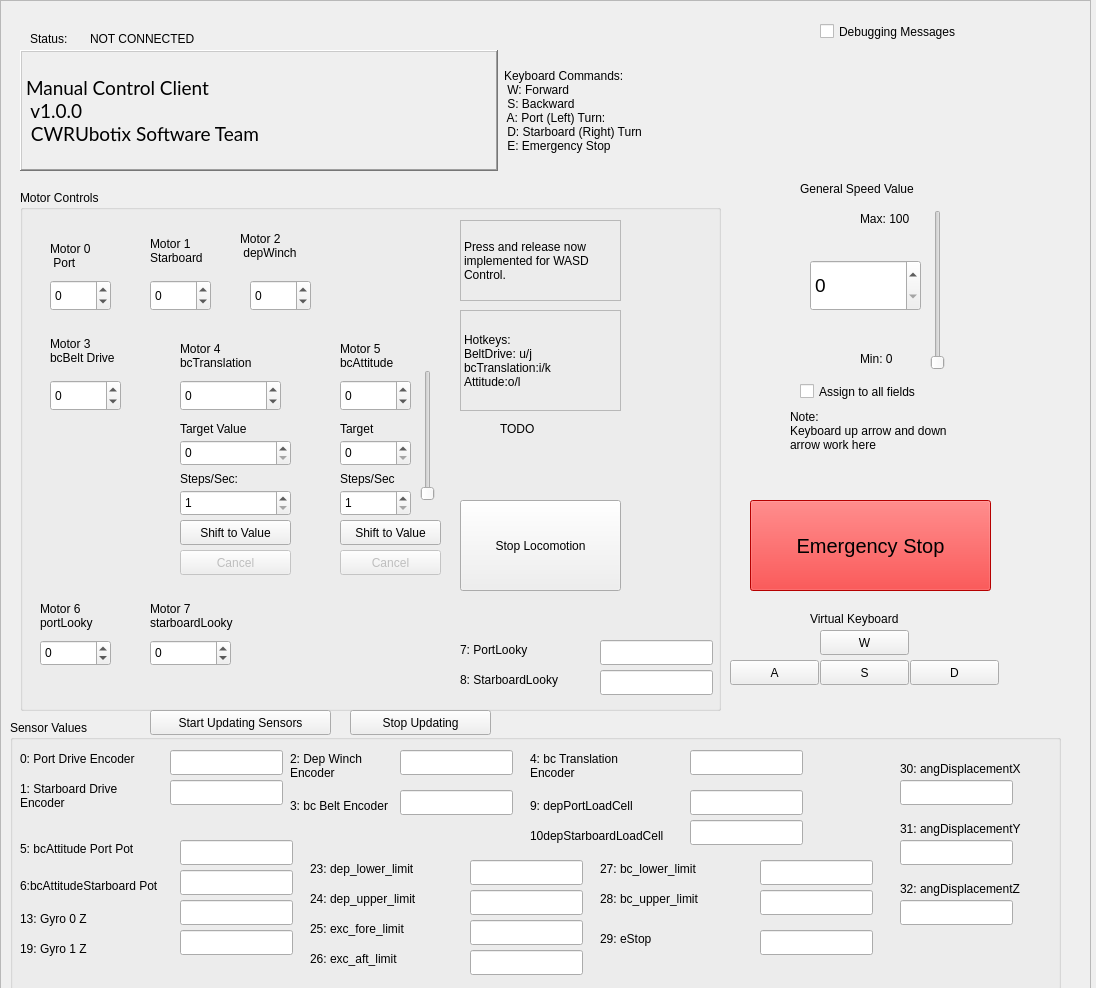
Above: client/resource/MyPlugin.ui from CWRUbotix/NASA-RMC-2020 before the change. Below: the same form after it.
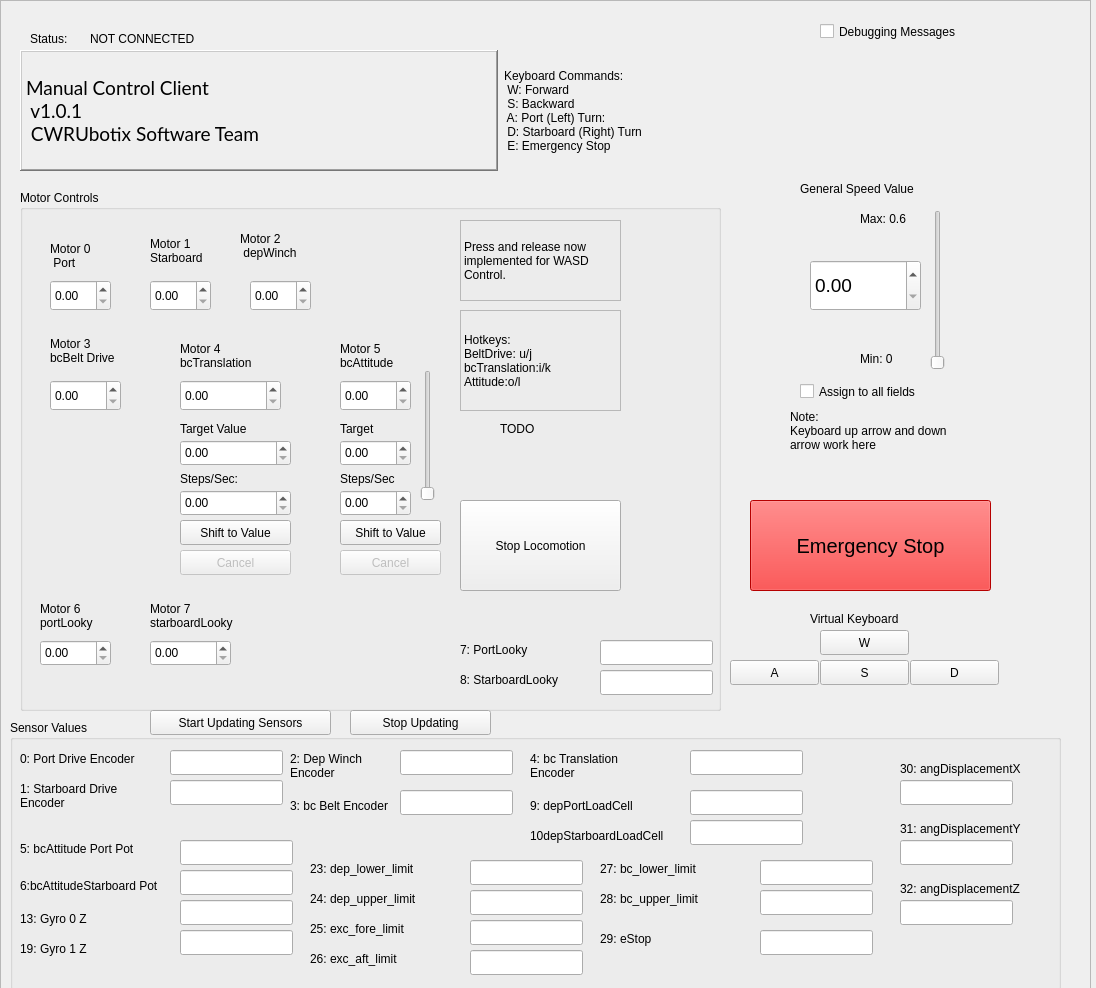
That is the form after the change.

The edit to the form file:
```diff
--- a/client/resource/MyPlugin.ui
+++ b/client/resource/MyPlugin.ui
@@ -53,7 +53,7 @@
       </property>
       <property name="text">
        <string>Manual Control Client 
- v1.0.0 
+ v1.0.1
  CWRUbotix Software Team</string>
       </property>
      </widget>
@@ -290,7 +290,7 @@
     </rect>
    </property>
    <property name="text">
-    <string>Max: 100</string>
+    <string>Max: 0.6</string>
    </property>
   </widget>
   <widget class="QLabel" name="label_vertical_min">
@@ -306,7 +306,7 @@
     <string>Min: 0</string>
    </property>
   </widget>
-  <widget class="QSpinBox" name="motor0_spinbox">
+  <widget class="QDoubleSpinBox" name="motor0_spinbox">
    <property name="geometry">
     <rect>
      <x>50</x>
@@ -318,14 +318,8 @@
    <property name="focusPolicy">
     <enum>Qt::ClickFocus</enum>
    </property>
-   <property name="minimum">
-    <number>-130</number>
-   </property>
-   <property name="maximum">
-    <number>130</number>
-   </property>
   </widget>
-  <widget class="QSpinBox" name="motor1_spinbox">
+  <widget class="QDoubleSpinBox" name="motor1_spinbox">
    <property name="geometry">
     <rect>
      <x>150</x>
@@ -337,14 +331,8 @@
    <property name="focusPolicy">
     <enum>Qt::ClickFocus</enum>
    </property>
-   <property name="minimum">
-    <number>-130</number>
-   </property>
-   <property name="maximum">
-    <number>130</number>
-   </property>
   </widget>
-  <widget class="QSpinBox" name="motor2_spinbox">
+  <widget class="QDoubleSpinBox" name="motor2_spinbox">
    <property name="geometry">
     <rect>
      <x>250</x>
@@ -356,14 +344,8 @@
    <property name="focusPolicy">
     <enum>Qt::ClickFocus</enum>
    </property>
-   <property name="minimum">
-    <number>-100</number>
-   </property>
-   <property name="maximum">
-    <number>100</number>
-   </property>
   </widget>
-  <widget class="QSpinBox" name="motor3_spinbox">
+  <widget class="QDoubleSpinBox" name="motor3_spinbox">
    <property name="geometry">
     <rect>
      <x>50</x>
@@ -375,12 +357,6 @@
    <property name="focusPolicy">
     <enum>Qt::ClickFocus</enum>
    </property>
-   <property name="minimum">
-    <number>-100</number>
-   </property>
-   <property name="maximum">
-    <number>200</number>
-   </property>
   </widget>
   <widget class="QLabel" name="label_5">
    <property name="geometry">
@@ -541,7 +517,7 @@
     <string>General Speed Value</string>
    </property>
   </widget>
-  <widget class="QSpinBox" name="general_speed_spinbox">
+  <widget class="QDoubleSpinBox" name="general_speed_spinbox">
    <property name="geometry">
     <rect>
      <x>810</x>
@@ -558,12 +534,6 @@
    <property name="focusPolicy">
     <enum>Qt::ClickFocus</enum>
    </property>
-   <property name="minimum">
-    <number>0</number>
-   </property>
-   <property name="maximum">
-    <number>100</number>
-   </property>
   </widget>
   <widget class="QLabel" name="label_12">
    <property name="geometry">
@@ -579,7 +549,7 @@
 bcTranslation</string>
    </property>
   </widget>
-  <widget class="QSpinBox" name="motor4_spinbox">
+  <widget class="QDoubleSpinBox" name="motor4_spinbox">
    <property name="geometry">
     <rect>
      <x>180</x>
@@ -591,12 +561,6 @@
    <property name="focusPolicy">
     <enum>Qt::ClickFocus</enum>
    </property>
-   <property name="minimum">
-    <number>-999</number>
-   </property>
-   <property name="maximum">
-    <number>1000</number>
-   </property>
    <property name="singleStep">
     <number>1</number>
    </property>
@@ -615,7 +579,7 @@
 bcAttitude</string>
    </property>
   </widget>
-  <widget class="QSpinBox" name="motor5_spinbox">
+  <widget class="QDoubleSpinBox" name="motor5_spinbox">
    <property name="geometry">
     <rect>
      <x>340</x>
@@ -627,12 +591,6 @@
    <property name="focusPolicy">
     <enum>Qt::ClickFocus</enum>
    </property>
-   <property name="minimum">
-    <number>-10</number>
-   </property>
-   <property name="maximum">
-    <number>140</number>
-   </property>
   </widget>
   <widget class="QLabel" name="label_14">
    <property name="geometry">
@@ -695,7 +653,7 @@
 starboardLooky</string>
    </property>
   </widget>
-  <widget class="QSpinBox" name="motor6_spinbox">
+  <widget class="QDoubleSpinBox" name="motor6_spinbox">
    <property name="geometry">
     <rect>
      <x>40</x>
@@ -704,14 +662,8 @@
      <height>26</height>
     </rect>
    </property>
-   <property name="minimum">
-    <number>-150</number>
-   </property>
-   <property name="maximum">
-    <number>150</number>
-   </property>
   </widget>
-  <widget class="QSpinBox" name="motor7_spinbox">
+  <widget class="QDoubleSpinBox" name="motor7_spinbox">
    <property name="geometry">
     <rect>
      <x>150</x>
@@ -720,12 +672,6 @@
      <height>26</height>
     </rect>
    </property>
-   <property name="minimum">
-    <number>-150</number>
-   </property>
-   <property name="maximum">
-    <number>150</number>
-   </property>
   </widget>
   <widget class="QLabel" name="label_17">
    <property name="geometry">
@@ -816,7 +762,7 @@
     <string>Shift to Value</string>
    </property>
   </widget>
-  <widget class="QSpinBox" name="target_translate_spinbox">
+  <widget class="QDoubleSpinBox" name="target_translate_spinbox">
    <property name="geometry">
     <rect>
      <x>180</x>
@@ -845,7 +791,7 @@
     <string>Steps/Sec:</string>
    </property>
   </widget>
-  <widget class="QSpinBox" name="steps_per_sec_spinbox">
+  <widget class="QDoubleSpinBox" name="steps_per_sec_spinbox">
    <property name="geometry">
     <rect>
      <x>180</x>
@@ -857,12 +803,6 @@
    <property name="focusPolicy">
     <enum>Qt::ClickFocus</enum>
    </property>
-   <property name="minimum">
-    <number>1</number>
-   </property>
-   <property name="maximum">
-    <number>50</number>
-   </property>
   </widget>
   <widget class="QLabel" name="label_21">
    <property name="geometry">
@@ -909,7 +849,7 @@
     <enum>Qt::Vertical</enum>
    </property>
   </widget>
-  <widget class="QSpinBox" name="target_attitude_spinbox">
+  <widget class="QDoubleSpinBox" name="target_attitude_spinbox">
    <property name="geometry">
     <rect>
      <x>340</x>
@@ -921,11 +861,8 @@
    <property name="focusPolicy">
     <enum>Qt::ClickFocus</enum>
    </property>
-   <property name="maximum">
-    <number>100</number>
-   </property>
   </widget>
-  <widget class="QSpinBox" name="steps_attitude_spinbox">
+  <widget class="QDoubleSpinBox" name="steps_attitude_spinbox">
    <property name="geometry">
     <rect>
      <x>340</x>
@@ -937,12 +874,6 @@
    <property name="focusPolicy">
     <enum>Qt::ClickFocus</enum>
    </property>
-   <property name="minimum">
-    <number>1</number>
-   </property>
-   <property name="maximum">
-    <number>30</number>
-   </property>
   </widget>
   <widget class="QLabel" name="label_22">
    <property name="geometry">
```
Left out of the diff: 3 changed lines with no effect on the pictures.
